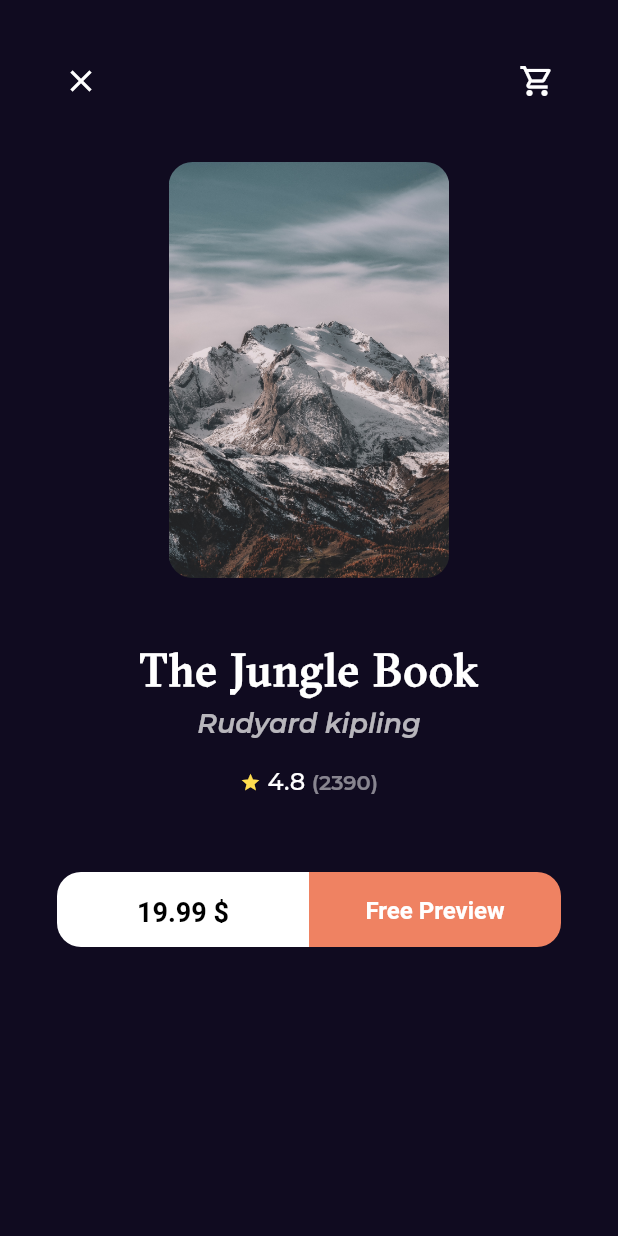
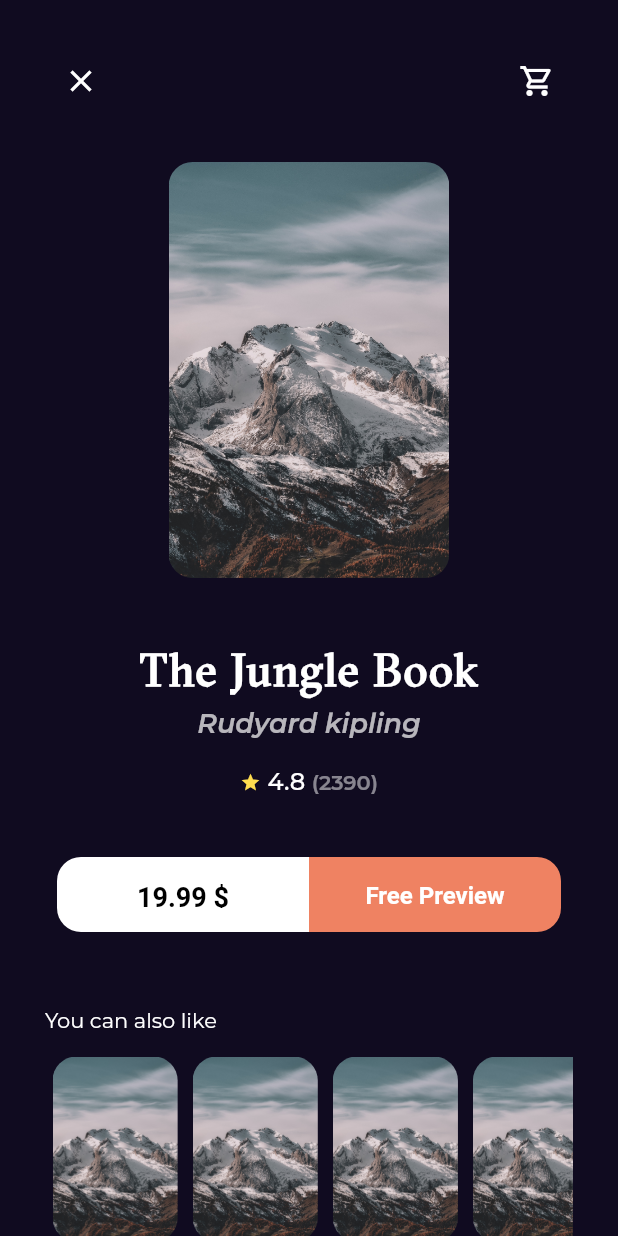
Before and after one commit to mohamedSalah1994/bookly, a Flutter app: the screen it shows after launch, after a tap on "Harry Potter and the Goblet of fire", on a phone screen of 412 x 824 dp. Run offline on Flutter 3.47's test engine with Material 2 defaults, Android fonts, the phone set to English and light mode, and no system bars; our stand-ins replace go_router, google_fonts.

Commit message:
create similar books list view

```diff
--- a/lib/Features/home/presentation/views/widgets/book_details_view_body.dart
+++ b/lib/Features/home/presentation/views/widgets/book_details_view_body.dart
@@ -13,7 +13,8 @@ class BookDetailsViewBody extends StatelessWidget {
     var width = MediaQuery.of(context).size.width;
     return CustomScrollView(
       slivers: [
-        SliverToBoxAdapter(
+        SliverFillRemaining(
+          hasScrollBody: false,
           child: Padding(
             padding: const EdgeInsets.symmetric(horizontal: 30),
             child: Column(
@@ -52,9 +53,28 @@ class BookDetailsViewBody extends StatelessWidget {
                   ],
                 ),
                 const SizedBox(
-                  height: 50,
+                  height: 40,
                 ),
-                const BooksAction()
+                const BooksAction(),
+                const Expanded(
+                  child:  SizedBox(
+                    height: 50,
+                  ),
+                ),
+                const Align(
+                  alignment: Alignment.topLeft,
+                  child: Text(
+                    'You can also like',
+                    style: Styles.textStyle14,
+                  ),
+                ),
+                  const SizedBox(
+                  height: 16,
+                ),
+                const SimilarBooksListView(),
+                 const SizedBox(
+                  height: 40,
+                ),
               ],
             ),
           ),
@@ -63,3 +83,26 @@ class BookDetailsViewBody extends StatelessWidget {
     );
   }
 }
+
+
+class SimilarBooksListView extends StatelessWidget {
+  const SimilarBooksListView({super.key});
+
+  @override
+  Widget build(BuildContext context) {
+    return SizedBox(
+      height: MediaQuery.of(context).size.height * 0.15,
+      child: ListView.builder(
+        shrinkWrap: true,
+        itemCount: 5,
+        scrollDirection: Axis.horizontal,
+        itemBuilder: (context, index) {
+          return const Padding(
+            padding: EdgeInsets.symmetric(horizontal: 5),
+            child: CustomBookImage(),
+          );
+        },
+      ),
+    );
+  }
+}
--- a/lib/Features/home/presentation/views/widgets/featured_list_list_view.dart
+++ b/lib/Features/home/presentation/views/widgets/featured_list_list_view.dart
@@ -7,8 +7,9 @@ class FeaturedBooksListView extends StatelessWidget {
   @override
   Widget build(BuildContext context) {
     return SizedBox(
-      height: MediaQuery.of(context).size.height * 0.3,
+      height: MediaQuery.of(context).size.height * 0.15,
       child: ListView.builder(
+        shrinkWrap: true,
         itemCount: 5,
         scrollDirection: Axis.horizontal,
         itemBuilder: (context, index) {
```
